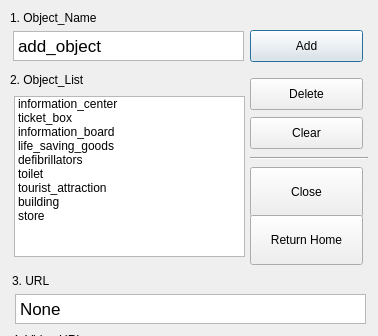
The window that secondwindow.ui (lhseop0710/SkyViewerSolution) describes before a commit, drawn with Qt 5; both pictures show x 0 to 378 and y 0 to 336 of the 378 by 742 pixel window.
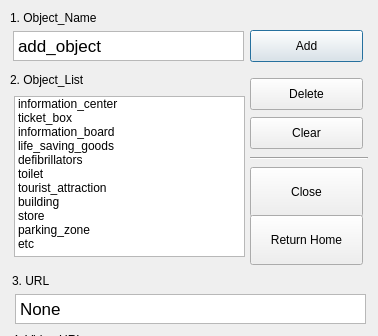
The same window after the commit.

Patch:
```diff
--- a/secondwindow.ui
+++ b/secondwindow.ui
@@ -106,6 +106,16 @@
      <string>store</string>
     </property>
    </item>
+   <item>
+    <property name="text">
+     <string>parking_zone</string>
+    </property>
+   </item>
+   <item>
+    <property name="text">
+     <string>etc</string>
+    </property>
+   </item>
   </widget>
   <widget class="QPushButton" name="Add_btn">
    <property name="geometry">
```
